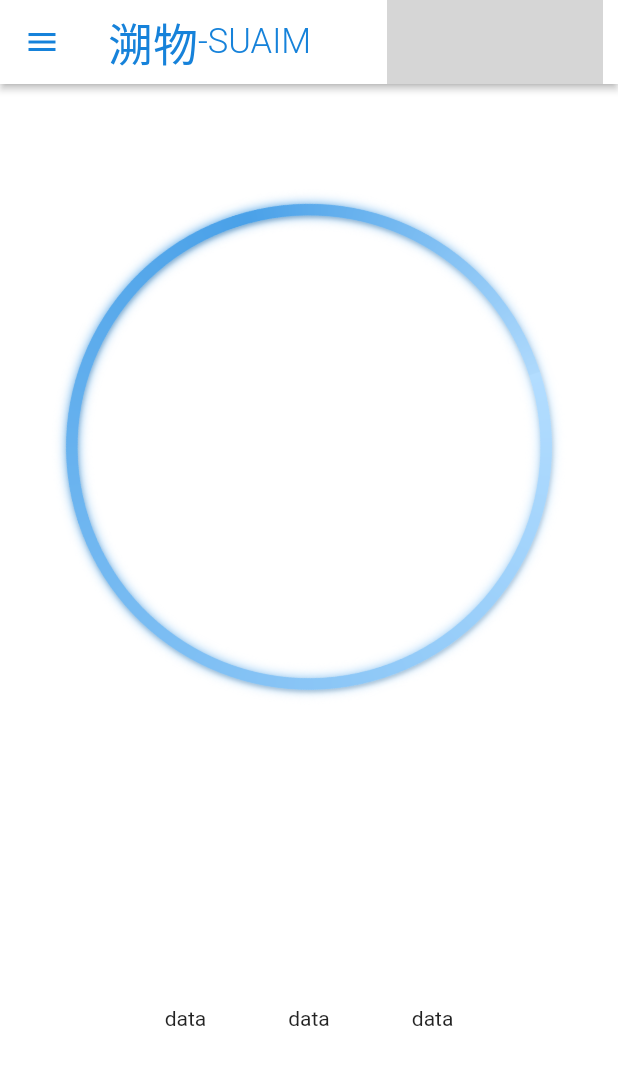
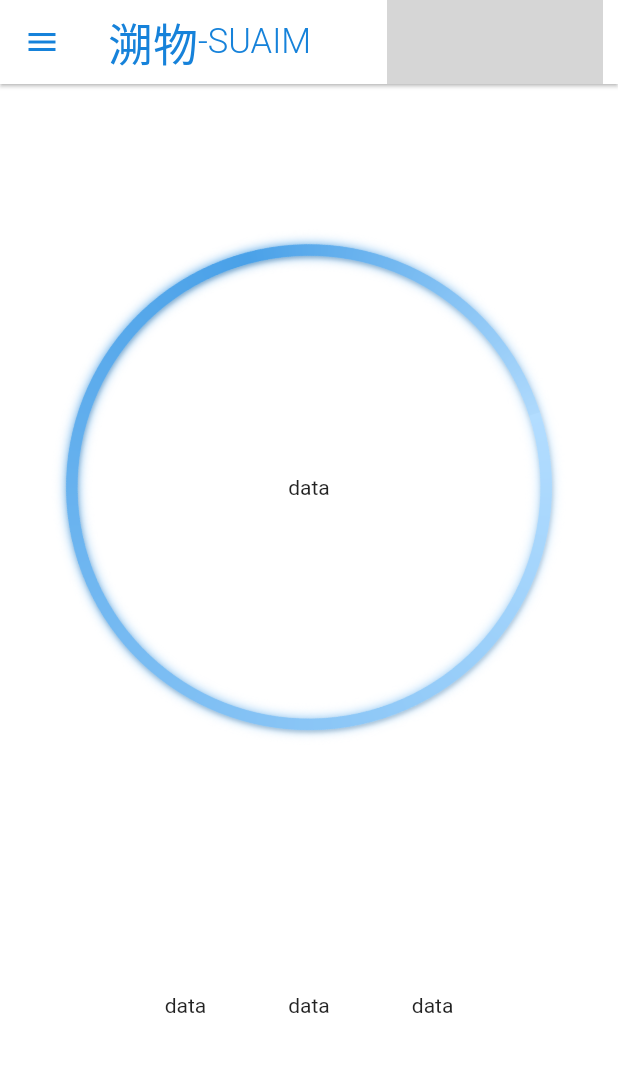
Before and after one commit to tdccj/SUAIM-Flutter, a Flutter app: the screen it shows after launch, on a phone screen of 412 x 824 dp. Shown: the top 1065 px of the screen. Run offline on Flutter 3.47's test engine with Material 2 defaults, Android fonts, the phone set to English and light mode, and no system bars; missing offline and left inert: bitsdojo_window; Roboto replaces fonts that are missing (HarmonyOS_Sans_SC, KeShiLuYanTi); project files that could hold a hidden picture were left out; grey boxes are pictures that could not be loaded.

Commit message:
使界面更加美观

```diff
--- a/lib/home.dart
+++ b/lib/home.dart
@@ -40,7 +40,7 @@ class _HomeState extends State<Home> {
         backgroundColor: Colors.white,
         foregroundColor: const Color.fromARGB(255, 22, 130, 218),
         //设置阴影
-        elevation: 2,
+        elevation: 1,
         // 在整个appbar上添加拖动控件
         flexibleSpace: SizedBox(
           height: kToolbarHeight, // 设置flexibleSpace的高度为AppBar的高度
--- a/lib/main_page.dart
+++ b/lib/main_page.dart
@@ -13,8 +13,8 @@ class MainPage extends StatelessWidget {
       child: const Column(
         // 第一层结构为cloumn，分割显示和按钮
         children: [
-          SizedBox(
-            height: 30,
+          Spacer(
+            flex: 1,
           ),
           Flexible(
             flex: 5,
@@ -26,8 +26,12 @@ class MainPage extends StatelessWidget {
                 ),
                 Flexible(
                   // 显示总量数据
-                  child: Center(
-                    child: HaloAni(), // 引入光环动画
+                  child: Stack(
+                    alignment: Alignment.center,
+                    children: <Widget>[
+                      HaloAni(), // 引入光环动画
+                      Text('data')
+                    ],
                   ),
                 ),
                 SizedBox(
@@ -69,8 +73,8 @@ class MainPage extends StatelessWidget {
               ],
             ),
           ),
-          SizedBox(
-            height: 60,
+          Spacer(
+            flex: 1,
           ),
         ],
       ),
```
